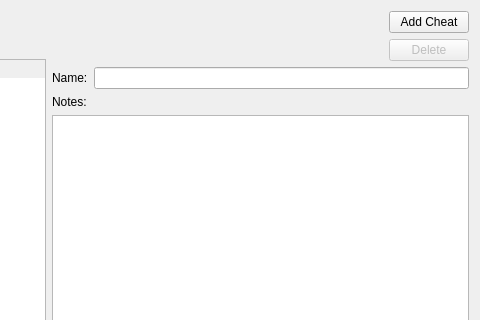
First picture: the form in src/citra_qt/configuration/configure_cheats.ui, repository luc-git/citra, before the edit; both pictures show x 382 to 862 and y 0 to 320 of the 862 by 612 pixel window.
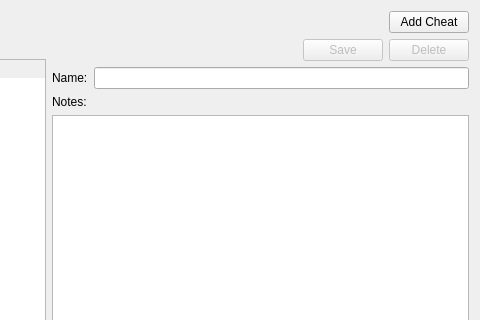
Second picture: the form after the edit.

Commit message: Add save button again in cheat tab

```diff
--- a/src/citra_qt/configuration/configure_cheats.ui
+++ b/src/citra_qt/configuration/configure_cheats.ui
@@ -117,6 +117,16 @@
            </property>
           </spacer>
          </item>
+         <item>
+          <widget class="QPushButton" name="buttonSave">
+           <property name="enabled">
+            <bool>false</bool>
+           </property>
+           <property name="text">
+            <string>Save</string>
+           </property>
+          </widget>
+         </item>
          <item>
           <widget class="QPushButton" name="buttonDelete">
            <property name="enabled">
```
Left out of the diff: 1 changed line with no effect on the pictures. The commit also changes 1 other file.
